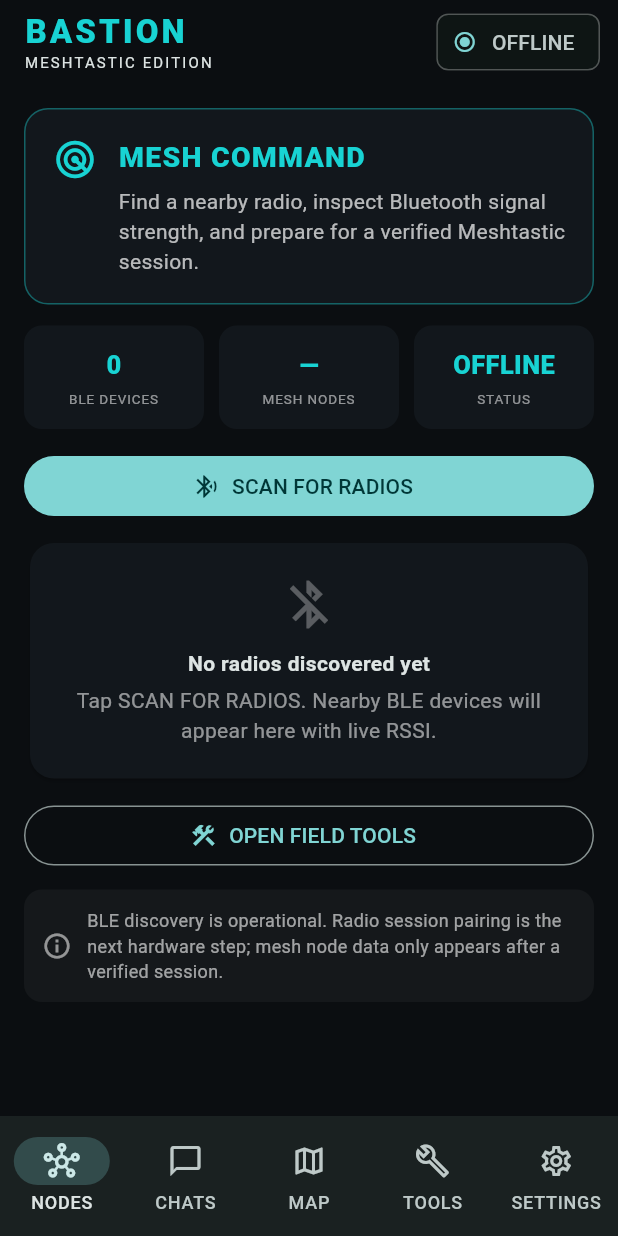
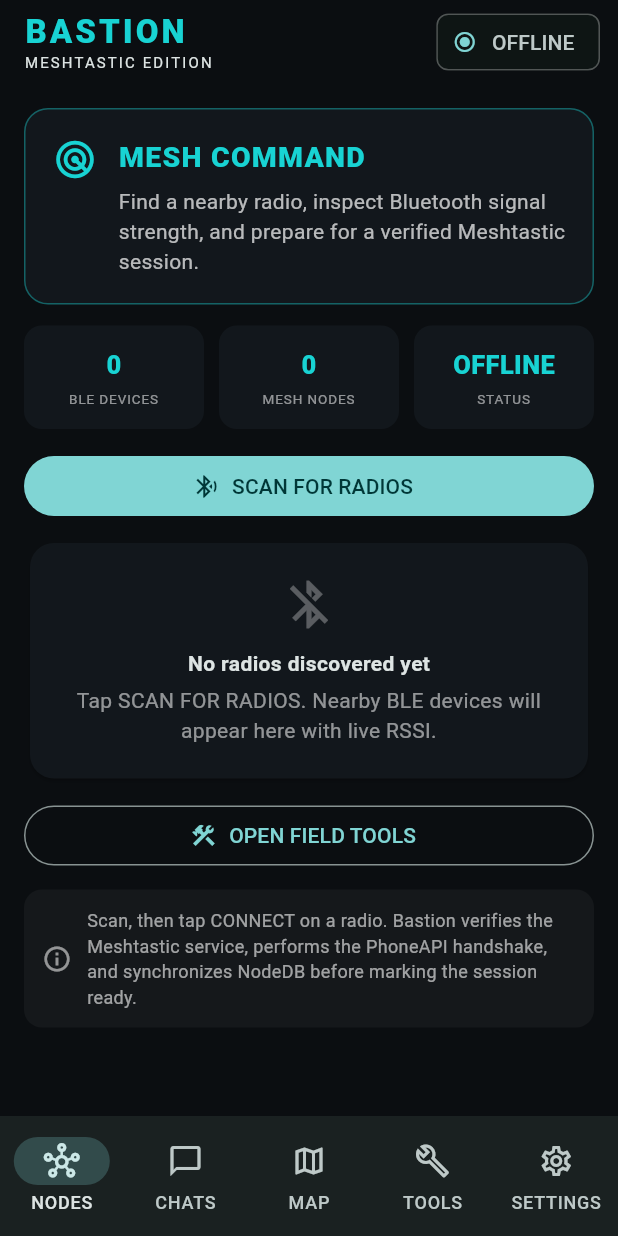
Before and after one commit to charlottemeshtastic/Bastion-Meshtastic, a Flutter app: the screen it shows after launch, on a phone screen of 412 x 824 dp. Run offline on Flutter 3.47's test engine with Material 3 defaults, Android fonts, the phone set to English and light mode, and no system bars; missing offline and left inert: universal_ble.

Commit message:
Wire connect handshake and live NodeDB into Nodes UI

```diff
--- a/lib/main.dart
+++ b/lib/main.dart
@@ -1,5 +1,7 @@
 import 'package:flutter/material.dart';
 import 'services/meshtastic_ble_discovery.dart';
+import 'services/meshtastic_connection_controller.dart';
+import 'services/meshtastic_radio_coordinator.dart';
 
 void main() => runApp(const BastionMeshtasticApp());
 
@@ -36,6 +38,7 @@
 class _BastionShellState extends State<BastionShell> {
   int index = 0;
   final ble = MeshtasticBleDiscovery();
+  final radio = MeshtasticRadioCoordinator();
   bool botMode = false;
   bool lowPowerMode = false;
   String awayReply = 'Bastion is monitoring the mesh. I will reply when available.';
@@ -49,6 +52,7 @@
   @override
   void dispose() {
     ble.dispose();
+    radio.dispose();
     super.dispose();
   }
 
@@ -63,16 +67,22 @@
       actions: [
         Padding(
           padding: const EdgeInsets.only(right: 12),
-          child: Chip(
-            avatar: const Icon(Icons.radio_button_checked, size: 16),
-            label: const Text('OFFLINE'),
-            side: BorderSide(color: Colors.white.withValues(alpha: .15)),
+          child: AnimatedBuilder(
+            animation: radio,
+            builder: (context, _) => Chip(
+              avatar: Icon(
+                radio.isReady ? Icons.bluetooth_connected : Icons.radio_button_checked,
+                size: 16,
+              ),
+              label: Text(_connectionLabel(radio.connection.state)),
+              side: BorderSide(color: Colors.white.withValues(alpha: .15)),
+            ),
           ),
         ),
       ],
     ),
     body: SafeArea(child: IndexedStack(index: index, children: [
-      _NodesPage(discovery: ble, onOpenTools: () => setState(() => index = 3)),
+      _NodesPage(discovery: ble, radio: radio, onOpenTools: () => setState(() => index = 3)),
       _ChatsPage(
         botMode: botMode,
         awayReply: awayReply,
@@ -98,13 +108,18 @@
 }
 
 class _NodesPage extends StatelessWidget {
-  const _NodesPage({required this.discovery, required this.onOpenTools});
+  const _NodesPage({
+    required this.discovery,
+    required this.radio,
+    required this.onOpenTools,
+  });
   final MeshtasticBleDiscovery discovery;
+  final MeshtasticRadioCoordinator radio;
   final VoidCallback onOpenTools;
 
   @override
   Widget build(BuildContext context) => AnimatedBuilder(
-    animation: discovery,
+    animation: Listenable.merge([discovery, radio]),
     builder: (context, _) => ListView(
       padding: const EdgeInsets.all(16),
       children: [
@@ -114,9 +129,12 @@
         Row(children: [
           Expanded(child: _Stat(label: 'BLE DEVICES', value: '${discovery.results.length}')),
           const SizedBox(width: 10),
-          const Expanded(child: _Stat(label: 'MESH NODES', value: '—')),
+          Expanded(child: _Stat(label: 'MESH NODES', value: '${radio.nodes.length}')),
           const SizedBox(width: 10),
-          const Expanded(child: _Stat(label: 'STATUS', value: 'OFFLINE')),
+          Expanded(child: _Stat(
+            label: 'STATUS',
+            value: _connectionLabel(radio.connection.state),
+          )),
         ]),
         const SizedBox(height: 14),
         FilledButton.icon(
@@ -142,15 +160,57 @@
                 '${item.id}\n${item.advertisesMeshtastic ? 'Meshtastic service advertised' : _rssiLabel(item.rssi)}',
               ),
               isThreeLine: true,
-              trailing: Text('${item.rssi} dBm',
-                style: const TextStyle(color: BastionMeshtasticApp.cyan)),
+              trailing: radio.isReady && radio.connection.deviceName == item.name
+                  ? IconButton(
+                      tooltip: 'Disconnect',
+                      onPressed: radio.busy ? null : radio.disconnect,
+                      icon: const Icon(Icons.link_off),
+                    )
+                  : FilledButton(
+                      onPressed: radio.busy
+                          ? null
+                          : () async {
+                              try {
+                                await radio.connect(item);
+                              } catch (error) {
+                                if (context.mounted) {
+                                  ScaffoldMessenger.of(context).showSnackBar(
+                                    SnackBar(content: Text('Connection failed: $error')),
+                                  );
+                                }
+                              }
+                            },
+                      child: const Text('CONNECT'),
+                    ),
             )),
+        if (radio.connection.error != null)
+          _Notice(text: radio.connection.error!, icon: Icons.error_outline),
+        if (radio.nodes.isNotEmpty) ...[
+          const SizedBox(height: 14),
+          const Text('LIVE MESH NODES',
+            style: TextStyle(fontWeight: FontWeight.w900, letterSpacing: .8)),
+          const SizedBox(height: 6),
+          for (final node in radio.nodes)
+            Card(child: ListTile(
+              leading: const CircleAvatar(child: Icon(Icons.cell_tower)),
+              title: Text(node.displayName),
+              subtitle: Text([
+                if (node.shortName?.isNotEmpty ?? false) node.shortName!,
+                node.id ?? '!${node.num.toRadixString(16).padLeft(8, '0')}',
+              ].join(' • ')),
+              trailing: node.hardwareModel == null
+                  ? null
+                  : Text('HW ${node.hardwareModel}'),
+            )),
+        ],
         const SizedBox(height: 10),
         OutlinedButton.icon(onPressed: onOpenTools,
           icon: const Icon(Icons.construction), label: const Text('OPEN FIELD TOOLS')),
-        const _Notice(
-          text: 'BLE discovery is operational. Radio session pairing is the next hardware step; mesh node data only appears after a verified session.',
-          icon: Icons.info_outline),
+        _Notice(
+          text: radio.isReady
+              ? 'Verified Meshtastic session ready. Live NodeDB updates will appear above.'
+              : 'Scan, then tap CONNECT on a radio. Bastion verifies the Meshtastic service, performs the PhoneAPI handshake, and synchronizes NodeDB before marking the session ready.',
+          icon: radio.isReady ? Icons.verified_outlined : Icons.info_outline),
       ],
     ),
   );
@@ -486,3 +546,14 @@
   if (rssi >= -90) return 'Weak Bluetooth signal';
   return 'Very weak Bluetooth signal';
 }
+
+
+String _connectionLabel(MeshtasticConnectionState state) => switch (state) {
+  MeshtasticConnectionState.disconnected => 'OFFLINE',
+  MeshtasticConnectionState.discovering => 'SCANNING',
+  MeshtasticConnectionState.connecting => 'CONNECTING',
+  MeshtasticConnectionState.connected => 'CONNECTED',
+  MeshtasticConnectionState.synchronizing => 'SYNCING',
+  MeshtasticConnectionState.ready => 'READY',
+  MeshtasticConnectionState.error => 'ERROR',
+};
```
